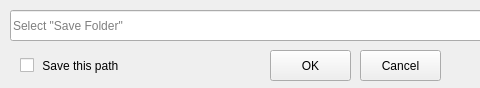
The window that GUI/SaveGui.ui (gui549/Look-Out-Your-Windows) describes before a commit, drawn with Qt 5; both pictures show x 0 to 480 and y 0 to 88 of the 712 by 88 pixel window.
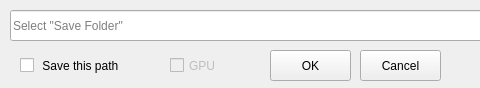
The same window after the commit.

The edit to the form file:
```diff
--- a/GUI/SaveGui.ui
+++ b/GUI/SaveGui.ui
@@ -84,6 +84,25 @@
     <string> Save this path</string>
    </property>
   </widget>
+  <widget class="QCheckBox" name="chkbox_save_2">
+   <property name="enabled">
+    <bool>false</bool>
+   </property>
+   <property name="geometry">
+    <rect>
+     <x>170</x>
+     <y>50</y>
+     <width>61</width>
+     <height>31</height>
+    </rect>
+   </property>
+   <property name="styleSheet">
+    <string notr="true"/>
+   </property>
+   <property name="text">
+    <string>GPU</string>
+   </property>
+  </widget>
  </widget>
  <resources/>
  <connections/>
```
